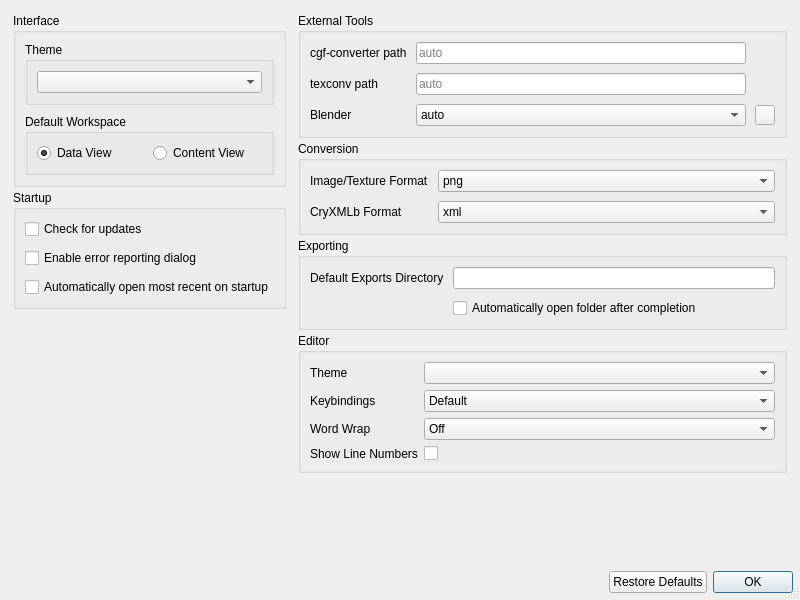
Before: the Qt Designer form starfab/resources/ui/SettingsDialog.ui in summerkirakira/StarFabNeo, drawn with Qt 5.
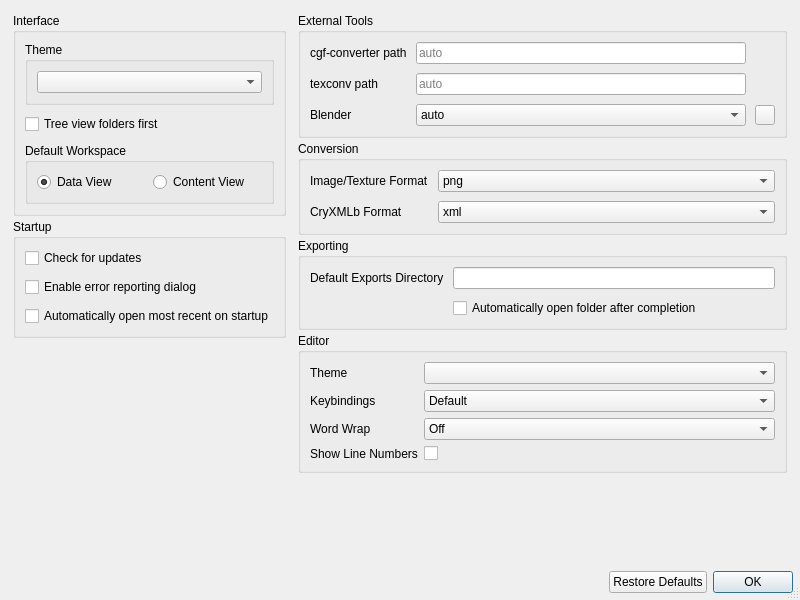
After: the same form once the commit is applied.

Commit message: Tree view folder first sorting

```diff
--- a/starfab/resources/ui/SettingsDialog.ui
+++ b/starfab/resources/ui/SettingsDialog.ui
@@ -143,6 +143,16 @@
               </layout>
              </widget>
             </item>
+            <item>
+             <widget class="QCheckBox" name="opt_treeViewFoldersFirst">
+              <property name="toolTip">
+               <string>In tree views, folders are listed before files, otherwise sort alphabetically.</string>
+              </property>
+              <property name="text">
+               <string>Tree view folders first</string>
+              </property>
+             </widget>
+            </item>
             <item>
              <widget class="QGroupBox" name="groupBox_8">
               <property name="sizePolicy">
```
The commit also changes 6 other files.
